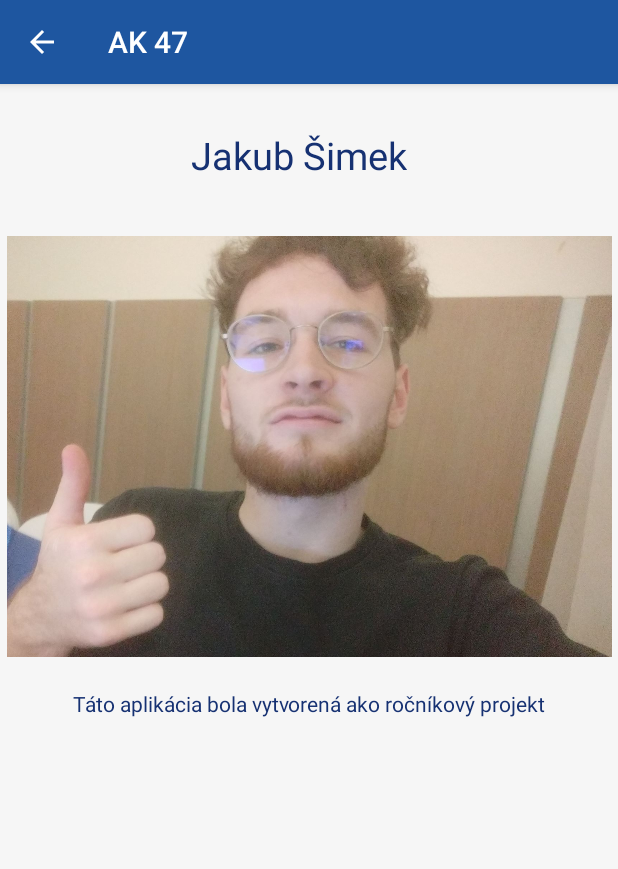
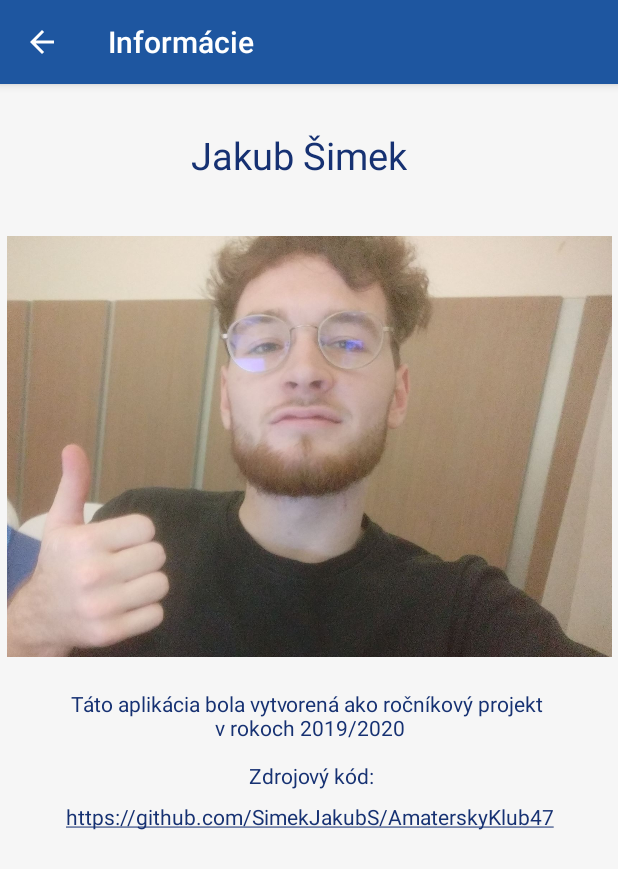
Before and after one commit to SimekJakubS/AK47AnnualProject, an Android app: the AuthorInfo screen opened directly, with no data from a screen before it, on a phone screen of 412 x 824 dp. Shown: the top 869 px of the screen. Run offline under Robolectric (Android 15) with nearby library versions, the phone set to English and light mode, and no system bars.

Commit message:
Whole app with rating, without counter of people + design changes TODO: do counter of players and non-players

```diff
--- a/app/src/main/java/com/e/amatrskyklub47/AuthorInfo.kt
+++ b/app/src/main/java/com/e/amatrskyklub47/AuthorInfo.kt
@@ -2,8 +2,16 @@ package com.e.amatrskyklub47
 
 import androidx.appcompat.app.AppCompatActivity
 import android.os.Bundle
+import android.text.util.Linkify
 import android.view.Window
 import android.view.WindowManager
+import kotlinx.android.synthetic.main.activity_author_info.*
+import android.text.Html
+import androidx.core.app.ComponentActivity.ExtraData
+import androidx.core.content.ContextCompat.getSystemService
+import android.icu.lang.UCharacter.GraphemeClusterBreak.T
+import android.text.Html.fromHtml
+
 
 class AuthorInfo : AppCompatActivity()
 {
@@ -11,13 +19,19 @@ class AuthorInfo : AppCompatActivity()
     override fun onCreate(savedInstanceState: Bundle?)
     {
         super.onCreate(savedInstanceState)
+        setContentView(R.layout.activity_author_info)
 
+        //ACTION BAR TLACIDLO SPAT TOTO JE ZAPIS AKO VYMAZAT Z ACTION BARU NADPIS!!
+        val actionbar = supportActionBar
+        actionbar!!.title = "Informácie"
         /*
             ZAUJIMAVY SPOSOB AKO DAT ACTIVITU FULLSCREEN, BOHUZIAL NERIESI PROBLEM S ACTION SCREEN
         this.requestWindowFeature(Window.FEATURE_NO_TITLE)
         this.getWindow().setFlags(WindowManager.LayoutParams.FLAG_FULLSCREEN, WindowManager.LayoutParams.FLAG_FULLSCREEN)
         */
 
-        setContentView(R.layout.activity_author_info)
+        val str_links = "https://github.com/SimekJakubS/AmaterskyKlub47" //SPOSOB AKO VLOZIT LINK DO APLIKACIE, NATIVNA KNIZNICA LINKIFY
+        textView.text = str_links
+        Linkify.addLinks(textView, Linkify.ALL)
     }
 }
--- a/app/src/main/java/com/e/amatrskyklub47/UserReview.kt
+++ b/app/src/main/java/com/e/amatrskyklub47/UserReview.kt
@@ -9,7 +9,6 @@ import android.widget.RatingBar
 import android.widget.Toast
 import androidx.appcompat.app.AppCompatActivity
 import com.google.firebase.database.FirebaseDatabase
-import kotlinx.android.synthetic.main.user_review_activity.*
 
 class UserReview : AppCompatActivity(){
 
@@ -66,8 +65,4 @@ class UserReview : AppCompatActivity(){
     }
 
     class Review(val review: String, val rating: String)
-    {
-    }
 }
-
-//ERRORS
--- a/app/src/main/res/layout/activity_author_info.xml
+++ b/app/src/main/res/layout/activity_author_info.xml
@@ -40,8 +40,21 @@
         android:layout_marginTop="20dp"
         android:layout_marginEnd="32dp"
         android:text="@string/textAuthor"
+        android:textAlignment="center"
         android:textColor="#163172"
         app:layout_constraintEnd_toEndOf="parent"
         app:layout_constraintStart_toStartOf="parent"
         app:layout_constraintTop_toBottomOf="@+id/imageView3" />
+
+    <TextView
+        android:id="@+id/textView"
+        android:layout_width="wrap_content"
+        android:layout_height="wrap_content"
+        android:layout_marginTop="8dp"
+        android:text="TextView"
+        android:linksClickable="true"
+        android:autoLink="web"
+        app:layout_constraintEnd_toEndOf="@+id/textView3"
+        app:layout_constraintStart_toStartOf="@+id/textView3"
+        app:layout_constraintTop_toBottomOf="@+id/textView3" />
 </androidx.constraintlayout.widget.ConstraintLayout>
--- a/app/src/main/res/menu/core_menu.xml
+++ b/app/src/main/res/menu/core_menu.xml
@@ -10,13 +10,13 @@
 
     <item
         android:id="@+id/core_info"
-        android:title="Informácie o autorovi"
+        android:title="O nás"
 
         />
 
     <item
         android:id="@+id/core_rate_app"
-        android:title="Ohodnoťte aplikáciu"
+        android:title="Ohodnoťte nás"
 
         />
 
--- a/app/src/main/res/values/strings.xml
+++ b/app/src/main/res/values/strings.xml
@@ -13,7 +13,7 @@
     <string name="toLogin">Už máte účet?</string>
 
     //TEXT
-    <string name="textAuthor">Táto aplikácia bola vytvorená ako ročníkový projekt</string>
+    <string name="textAuthor">Táto aplikácia bola vytvorená ako ročníkový projekt \n v rokoch 2019/2020 \n \n Zdrojový kód:</string>
     <string name="nameAuthor">Jakub Šimek</string>
 
     //RADIO BUTTONS
```
